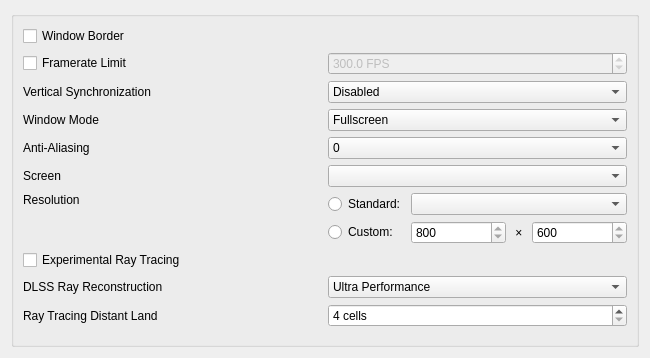
Qt form apps/launcher/ui/graphicspage.ui (xorza/openmw-rtx) before a commit.
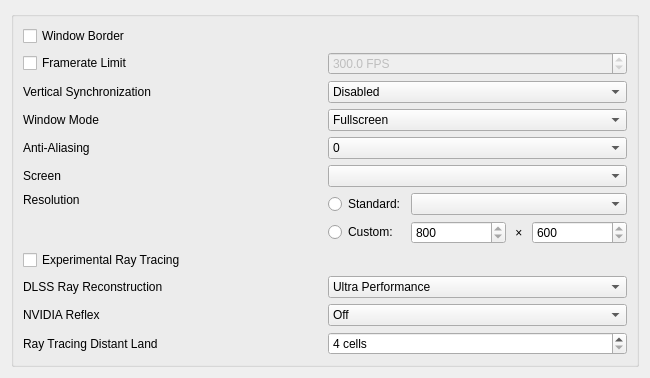
The same form after that commit.

Commit message: Add NVIDIA Reflex frame pacing to RTX renderer

Diff of the .ui file:
```diff
--- a/apps/launcher/ui/graphicspage.ui
+++ b/apps/launcher/ui/graphicspage.ui
@@ -268,13 +268,42 @@
          </widget>
         </item>
         <item row="9" column="0">
+         <widget class="QLabel" name="rayTracingReflexLabel">
+          <property name="text">
+           <string>NVIDIA Reflex</string>
+          </property>
+         </widget>
+        </item>
+        <item row="9" column="1">
+         <widget class="QComboBox" name="rayTracingReflexComboBox">
+          <property name="toolTip">
+           <string>How the driver paces the frame. On holds the game before each frame's input is read, so the input is sampled as late as it will still reach the screen on time. Boost holds the card at its top clock as well, at a power cost. Off leaves the driver's pacing as a frame limiter.</string>
+          </property>
+          <item>
+           <property name="text">
+            <string>Off</string>
+           </property>
+          </item>
+          <item>
+           <property name="text">
+            <string>On</string>
+           </property>
+          </item>
+          <item>
+           <property name="text">
+            <string>On + Boost</string>
+           </property>
+          </item>
+         </widget>
+        </item>
+        <item row="10" column="0">
          <widget class="QLabel" name="rayTracingDistantLandLabel">
           <property name="text">
            <string>Ray Tracing Distant Land</string>
           </property>
          </widget>
         </item>
-        <item row="9" column="1">
+        <item row="10" column="1">
          <widget class="QSpinBox" name="rayTracingDistantLandSpinBox">
           <property name="toolTip">
            <string>How far out from the eye the world is built, in cells. The ray tracing renderer builds what rays can reach, which is a different question from how far the rasterizer can see.</string>
@@ -290,7 +319,7 @@
           </property>
          </widget>
         </item>
-        <item row="10" column="0">
+        <item row="11" column="0">
          <spacer name="verticalSpacer">
           <property name="orientation">
            <enum>Qt::Vertical</enum>
```
The commit also changes 73 other files.
